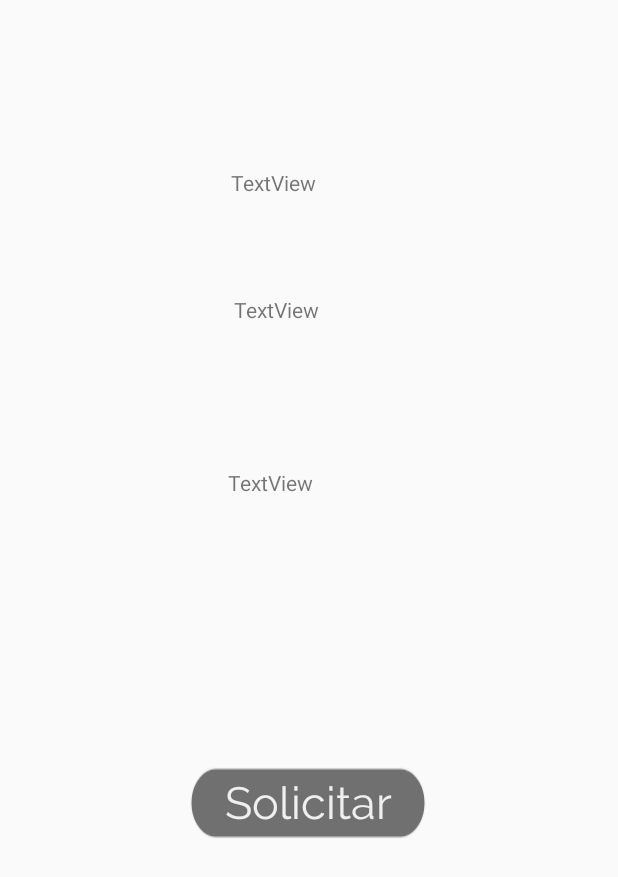
After one commit to abelsantiagocortes/Ratatouille-Dev, an Android app: the ChefProfile screen opened directly, with no data from a screen before it, on a phone screen of 412 x 824 dp. The commit adds this screen. Shown: the top 877 px of the screen. Run offline under Robolectric (Android 15) with nearby library versions, the phone set to English and light mode, and no system bars; our stand-ins replace Firebase (no records; nobody signed in at launch, a user with empty details on screens opened directly).

Commit message:
Basic Functions Working

```diff
--- a/app/src/main/AndroidManifest.xml
+++ b/app/src/main/AndroidManifest.xml
@@ -18,7 +18,8 @@
         android:roundIcon="@mipmap/ic_launcher_round"
         android:supportsRtl="true"
         android:theme="@style/AppTheme">
-        <activity android:name=".DescripcionChef"></activity>
+        <activity android:name=".ChefProfile"></activity>
+        <activity android:name=".DescripcionChef" />
         <activity android:name=".ChefActivity" />
         <activity android:name=".ToolsRegister" />
         <activity android:name=".ClientChefRegister" />
--- /dev/null
+++ b/app/src/main/java/com/example/ratatouille/ChefProfile.java
@@ -0,0 +1,86 @@
+package com.example.ratatouille;
+
+import androidx.annotation.NonNull;
+import androidx.appcompat.app.AppCompatActivity;
+
+import android.content.Intent;
+import android.os.Bundle;
+import android.util.Log;
+import android.view.View;
+import android.widget.Button;
+import android.widget.EditText;
+import android.widget.TextView;
+
+import com.google.firebase.auth.FirebaseAuth;
+import com.google.firebase.auth.FirebaseUser;
+import com.google.firebase.database.DataSnapshot;
+import com.google.firebase.database.DatabaseError;
+import com.google.firebase.database.DatabaseReference;
+import com.google.firebase.database.FirebaseDatabase;
+import com.google.firebase.database.Query;
+import com.google.firebase.database.ValueEventListener;
+
+public class ChefProfile extends AppCompatActivity {
+
+    TextView name;
+    TextView description;
+    TextView ids;
+    Button btn_solicitud;
+    DatabaseReference dbNotifs;
+    UserChef chef;
+    FirebaseAuth current;
+
+    @Override
+    protected void onCreate(Bundle savedInstanceState) {
+        super.onCreate(savedInstanceState);
+        setContentView(R.layout.activity_chef_profile);
+
+        Intent intent = getIntent();
+        String id = intent.getStringExtra("ChefId");
+
+        FirebaseDatabase dbRats = FirebaseDatabase.getInstance();
+        dbNotifs = dbRats.getReference("solicitud");
+
+        name=findViewById(R.id.nameChef);
+        description=findViewById(R.id.descriptionChef);
+        btn_solicitud = findViewById(R.id.btn_solicitud);
+        ids=findViewById(R.id.idchef);
+
+        Query queryChefData = FirebaseDatabase.getInstance().getReference("userChef").orderByChild("userId").equalTo(id);
+        queryChefData.addValueEventListener(new ValueEventListener() {
+            @Override
+            public void onDataChange(@NonNull DataSnapshot dataSnapshot) {
+                if(dataSnapshot.exists()){
+                    for(DataSnapshot dir : dataSnapshot.getChildren()){
+                        chef = dir.getValue(UserChef.class);
+                        name.setText(chef.getName());
+                        description.setText(chef.getDescription());
+                        ids.setText(chef.getUserId());
+                    }
+                }
+
+            }
+
+            @Override
+            public void onCancelled(@NonNull DatabaseError databaseError) {
+
+            }
+        });
+
+        btn_solicitud.setOnClickListener(new View.OnClickListener() {
+            @Override
+            public void onClick(View v) {
+                current = FirebaseAuth.getInstance();
+                FirebaseUser currentUser = current.getCurrentUser();
+                String userId = currentUser.getUid();
+                Solicitud notif = new Solicitud(userId,chef.getUserId());
+
+                String key=dbNotifs.push().getKey();
+                dbNotifs.child(key).setValue(notif);
+            }
+        });
+
+
+
+    }
+}
--- a/app/src/main/java/com/example/ratatouille/adapters/SolicitudAdapter.java
+++ b/app/src/main/java/com/example/ratatouille/adapters/SolicitudAdapter.java
@@ -35,7 +35,7 @@ public class SolicitudAdapter extends ArrayAdapter<Solicitud> {
             convertView = LayoutInflater.from(getContext()).inflate(R.layout.solicitud_item, parent, false);
         }
         TextView cliente = convertView.findViewById(R.id.Cliente);
-        cliente.setText("Cliente: " + solicitud.getNombreCliente());
+        cliente.setText("Cliente: " + solicitud.getIdCliente());
         TextView titulo = convertView.findViewById(R.id.Titulo);
         titulo.setText("Solicitud #" + position);
         return convertView;
--- /dev/null
+++ b/app/src/main/res/layout/activity_chef_profile.xml
@@ -0,0 +1,52 @@
+<?xml version="1.0" encoding="utf-8"?>
+<androidx.constraintlayout.widget.ConstraintLayout xmlns:android="http://schemas.android.com/apk/res/android"
+    xmlns:app="http://schemas.android.com/apk/res-auto"
+    xmlns:tools="http://schemas.android.com/tools"
+    android:layout_width="match_parent"
+    android:layout_height="match_parent"
+    tools:context=".ChefProfile">
+
+    <TextView
+        android:id="@+id/nameChef"
+        android:layout_width="wrap_content"
+        android:layout_height="wrap_content"
+        android:layout_marginStart="154dp"
+        android:layout_marginTop="112dp"
+        android:text="TextView"
+        app:layout_constraintStart_toStartOf="parent"
+        app:layout_constraintTop_toTopOf="parent" />
+
+    <TextView
+        android:id="@+id/descriptionChef"
+        android:layout_width="wrap_content"
+        android:layout_height="wrap_content"
+        android:layout_marginStart="156dp"
+        android:layout_marginTop="65dp"
+        android:text="TextView"
+        app:layout_constraintStart_toStartOf="parent"
+        app:layout_constraintTop_toBottomOf="@+id/nameChef" />
+
+    <Button
+        android:id="@+id/btn_solicitud"
+        style="@style/btn_txt_white_background_grey"
+        android:layout_width="wrap_content"
+        android:layout_height="wrap_content"
+        android:text="Solicitar"
+        app:layout_constraintBottom_toBottomOf="parent"
+        app:layout_constraintEnd_toEndOf="parent"
+        app:layout_constraintHorizontal_bias="0.498"
+        app:layout_constraintStart_toStartOf="parent"
+        app:layout_constraintTop_toBottomOf="@+id/descriptionChef"
+        app:layout_constraintVertical_bias="0.527" />
+
+    <TextView
+        android:id="@+id/idchef"
+        android:layout_width="wrap_content"
+        android:layout_height="wrap_content"
+        android:layout_marginStart="152dp"
+        android:layout_marginTop="96dp"
+        android:text="TextView"
+        app:layout_constraintStart_toStartOf="parent"
+        app:layout_constraintTop_toBottomOf="@+id/descriptionChef" />
+
+</androidx.constraintlayout.widget.ConstraintLayout>
--- a/app/src/main/res/layout/fragment_c_slider.xml
+++ b/app/src/main/res/layout/fragment_c_slider.xml
@@ -21,10 +21,11 @@
             android:layout_width="293dp"
             android:layout_height="499dp"
             android:layout_gravity="center|top"
+            android:clickable="true"
             android:src="@drawable/plate1_test"
             app:siBorderColor="@color/colorGrisRata"
+
             app:siBorderWidth="3dp"
-
             app:siRadius="60dp"
             app:siSquare="false" />
 
```
Also changed, not shown: app/src/main/java/com/example/ratatouille/ChefActivity.java (+26 -25 lines), app/src/main/java/com/example/ratatouille/Chefs_tab.java (+5 -4 lines), app/src/main/java/com/example/ratatouille/SliderFragment.java (+10 -3 lines), app/src/main/java/com/example/ratatouille/Solicitud.java (+6 -19 lines).
